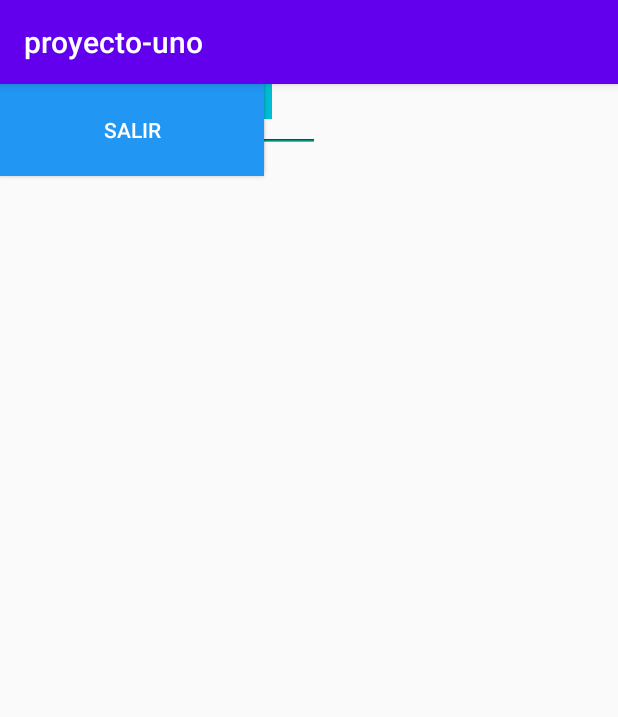
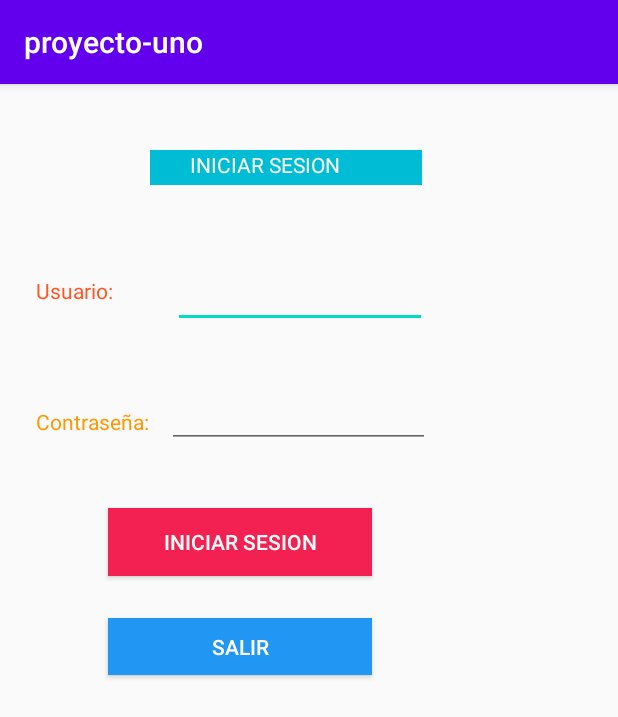
Before and after one commit to juan138/FEProyectoUtec, an Android app: the screen it shows after launch (MainActivity), on a phone screen of 412 x 824 dp. Shown: the top 717 px of the screen. Run offline under Robolectric (Android 15) with nearby library versions, the phone set to English and light mode, and no system bars.

Commit message:
ajuste de dimenciones
ajuste las dimenciones segun telefono que tengo

```diff
--- a/proyectouno/app/src/main/res/layout/activity_main.xml
+++ b/proyectouno/app/src/main/res/layout/activity_main.xml
@@ -7,76 +7,97 @@
     tools:context=".MainActivity">
 
     <EditText
-        android:id="@+id/editText"
-        android:layout_width="wrap_content"
-        android:layout_height="wrap_content"
+        android:id="@+id/editText2"
+        android:layout_width="169dp"
+        android:layout_height="47dp"
+        android:layout_marginStart="40dp"
+        android:layout_marginLeft="40dp"
+        android:layout_marginTop="48dp"
         android:ems="10"
-        android:inputType="textPassword"
-        tools:layout_editor_absoluteX="161dp"
-        tools:layout_editor_absoluteY="291dp" />
+        android:inputType="textPersonName"
+        android:text=" "
+        app:layout_constraintStart_toEndOf="@+id/textView4"
+        app:layout_constraintTop_toBottomOf="@+id/textView3" />
 
     <TextView
         android:id="@+id/textView5"
         android:layout_width="wrap_content"
         android:layout_height="wrap_content"
+        android:layout_marginStart="24dp"
+        android:layout_marginLeft="24dp"
+        android:layout_marginTop="68dp"
         android:text="Contraseña:"
         android:textColor="#FF9800"
-        tools:layout_editor_absoluteX="47dp"
-        tools:layout_editor_absoluteY="308dp" />
+        app:layout_constraintStart_toStartOf="parent"
+        app:layout_constraintTop_toBottomOf="@+id/textView4" />
 
     <TextView
         android:id="@+id/textView4"
         android:layout_width="wrap_content"
         android:layout_height="wrap_content"
+        android:layout_marginStart="24dp"
+        android:layout_marginLeft="24dp"
+        android:layout_marginTop="128dp"
         android:autoText="false"
         android:text="Usuario:"
         android:textColor="#FF5722"
-        tools:layout_editor_absoluteX="51dp"
-        tools:layout_editor_absoluteY="220dp" />
+        app:layout_constraintStart_toStartOf="parent"
+        app:layout_constraintTop_toTopOf="parent" />
 
     <EditText
-        android:id="@+id/editText2"
-        android:layout_width="wrap_content"
-        android:layout_height="wrap_content"
+        android:id="@+id/editText"
+        android:layout_width="175dp"
+        android:layout_height="40dp"
+        android:layout_marginStart="12dp"
+        android:layout_marginLeft="12dp"
+        android:layout_marginTop="40dp"
         android:ems="10"
-        android:inputType="textPersonName"
-        android:text=" "
-        tools:layout_editor_absoluteX="161dp"
-        tools:layout_editor_absoluteY="203dp" />
+        android:inputType="textPassword"
+        app:layout_constraintStart_toEndOf="@+id/textView5"
+        app:layout_constraintTop_toBottomOf="@+id/editText2" />
 
     <TextView
         android:id="@+id/textView3"
         android:layout_width="181dp"
         android:layout_height="23dp"
+        android:layout_marginStart="100dp"
+        android:layout_marginLeft="100dp"
+        android:layout_marginTop="44dp"
         android:autoText="false"
         android:background="#00BCD4"
         android:bufferType="spannable"
         android:text="        INICIAR SESION"
         android:textColor="#F8F7EC"
         app:autoSizeTextType="none"
-        tools:layout_editor_absoluteX="134dp"
-        tools:layout_editor_absoluteY="76dp" />
+        app:layout_constraintStart_toStartOf="parent"
+        app:layout_constraintTop_toTopOf="parent" />
+
+    <Button
+        android:id="@+id/btnsalir"
+        android:layout_width="176dp"
+        android:layout_height="38dp"
+        android:layout_marginStart="72dp"
+        android:layout_marginLeft="72dp"
+        android:layout_marginTop="28dp"
+        android:background="#2196F3"
+        android:text="Salir"
+        android:textColor="#FFFEFC"
+        app:layout_constraintStart_toStartOf="parent"
+        app:layout_constraintTop_toBottomOf="@+id/btniniciar" />
 
     <Button
         android:id="@+id/btniniciar"
         android:layout_width="176dp"
-        android:layout_height="57dp"
+        android:layout_height="45dp"
+        android:layout_marginStart="72dp"
+        android:layout_marginLeft="72dp"
+        android:layout_marginTop="40dp"
         android:background="#F32152"
         android:text="Iniciar sesion"
         android:textColor="#FDFDFB"
         android:textColorHighlight="#FFEB3B"
         android:textColorHint="#CDDC39"
-        tools:layout_editor_absoluteX="117dp"
-        tools:layout_editor_absoluteY="435dp" />
-
-    <Button
-        android:id="@+id/btnsalir"
-        android:layout_width="176dp"
-        android:layout_height="61dp"
-        android:background="#2196F3"
-        android:text="Salir"
-        android:textColor="#FFFEFC"
-        tools:layout_editor_absoluteX="117dp"
-        tools:layout_editor_absoluteY="549dp" />
+        app:layout_constraintStart_toStartOf="parent"
+        app:layout_constraintTop_toBottomOf="@+id/editText" />
 
 </androidx.constraintlayout.widget.ConstraintLayout>
```
